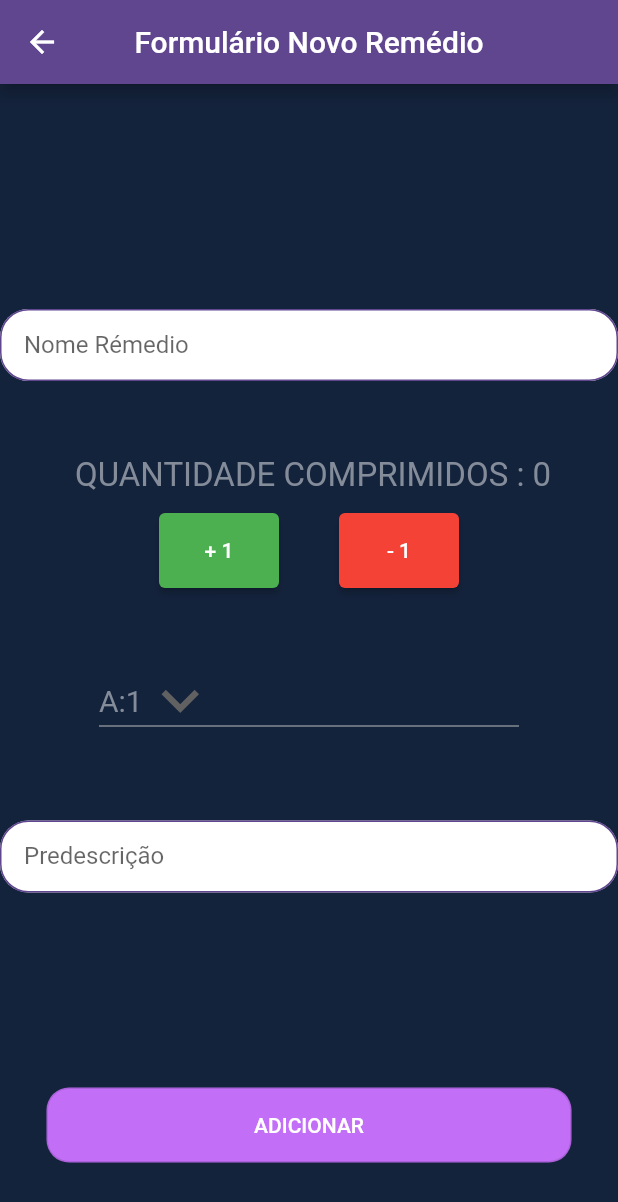
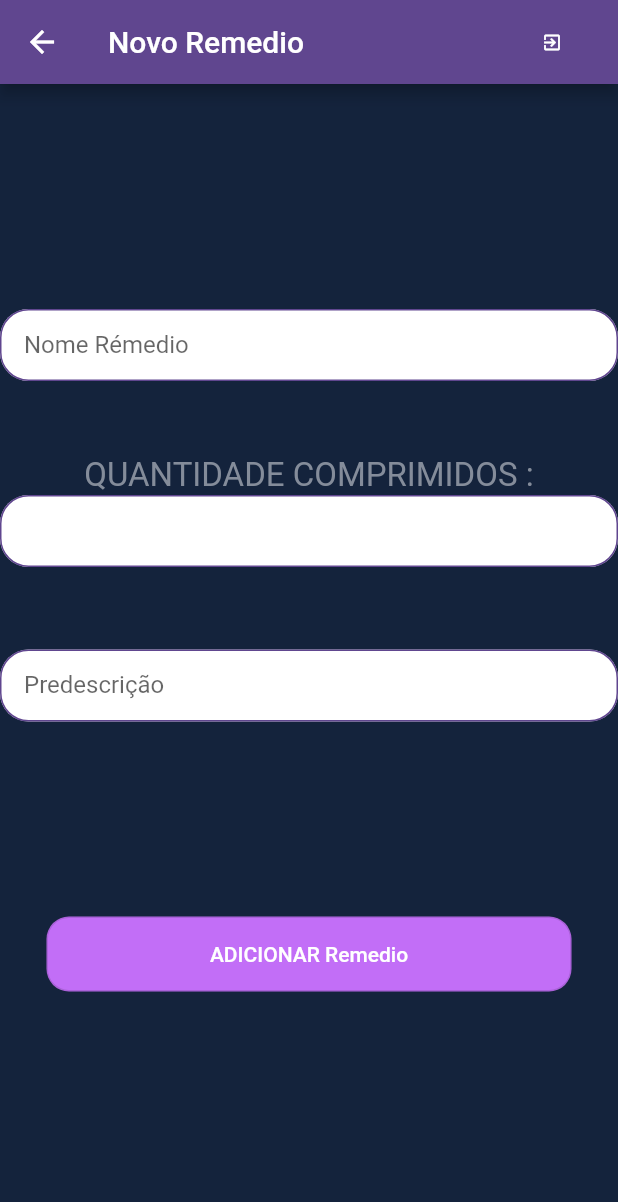
Before and after one commit to correagabriel/MedCare, a Flutter app: the Formsnewpill screen opened by its route, on a phone screen of 412 x 824 dp. Shown: the top 1202 px of the screen. Run offline on Flutter 3.47's test engine with Material 2 defaults, Android fonts, the phone set to English and light mode, and no system bars; our stand-ins replace cloud_firestore, device_preview, firebase_auth, firebase_core; accounts and stored records are empty.

Commit message:
third commit

```diff
--- a/lib/view/controller/medicines_controller.dart
+++ b/lib/controller/medicines_controller.dart
@@ -1,13 +1,13 @@
 import 'package:cloud_firestore/cloud_firestore.dart';
 import 'package:flutter/material.dart';
 
-import '../../model/medicines.dart';
-import '../messages/try_view.dart';
+import '../model/medicines.dart';
+import '../view/messages/try_view.dart';
 import 'login_controller.dart';
 
 class MedicinesController {
   //
-  // ADICIONAR uma nova Tarefa
+  // ADICIONAR um novo medicamento
   //
   void adicionar(context, Medicamentos t) {
     FirebaseFirestore.instance
--- a/lib/main.dart
+++ b/lib/main.dart
@@ -1,9 +1,8 @@
 // ignore_for_file: prefer_const_constructors
 
 import 'package:appplotze_trabalho/firebase_options.dart';
-import 'package:appplotze_trabalho/view/app/caixamedicamentos/medicinesbox_view.dart';
 import 'package:appplotze_trabalho/view/app/listamedicamentos/medicinesinlist_view.dart';
-import 'package:appplotze_trabalho/view/app/medicinesinbox_view.dart';
+import 'package:appplotze_trabalho/view/app/caixamedicamentos/medicinesinbox_view.dart';
 import 'package:appplotze_trabalho/view/apresentation/scren_apresentation.dart';
 import 'package:appplotze_trabalho/view/navegation/navbar_view.dart';
 import 'package:appplotze_trabalho/view/user/forgetpassword_view.dart';
@@ -54,7 +53,7 @@ Future<void> main() async {
           //formulario de novo remedio
           'formsnewpill': (context) => const  Formsnewpill(),
           //lista dos medicamentos
-          //'listmedicines': (context) => Listmedicines(),
+          'listmedicines': (context) => Listmedicines(),
           //medicamentos dentro da lista
           //'medicinesinlist': (context) => Medicinesinlist(),
           //caixa de medicamentos
--- a/lib/model/medicines.dart
+++ b/lib/model/medicines.dart
@@ -1,13 +1,13 @@
 class Medicamentos {
-  final String nomeMedicamento;
+  final String nmMedicamento;
   final String qtndMedicamento;
   final String dscMedicamento;
 
-  Medicamentos(this.nomeMedicamento, this.qtndMedicamento, this.dscMedicamento);
+  Medicamentos(this.nmMedicamento, this.qtndMedicamento, this.dscMedicamento, [String? text]);
 
   Map<String, dynamic> toJson() {
     return <String, dynamic>{
-      'nome': nomeMedicamento,
+      'nome': nmMedicamento,
       'quantidade': qtndMedicamento,
       'descricao': dscMedicamento,
     };
--- a/lib/view/app/medicinesinbox_view.dart
+++ b/lib/view/app/caixamedicamentos/medicinesinbox_view.dart
@@ -1,4 +1,4 @@
-import 'package:appplotze_trabalho/view/controller/login_controller.dart';
+import 'package:appplotze_trabalho/controller/login_controller.dart';
 import 'package:flutter/material.dart';
 
 
--- a/lib/view/app/index_view.dart
+++ b/lib/view/app/index_view.dart
@@ -2,7 +2,7 @@
 
 import 'package:flutter/material.dart';
 
-import '../controller/login_controller.dart';
+import '../../controller/login_controller.dart';
 
 class IndexView extends StatefulWidget {
   const IndexView({super.key});
--- a/lib/view/app/novosmedicamentos/newpill_forms_view.dart
+++ b/lib/view/app/novosmedicamentos/newpill_forms_view.dart
@@ -1,6 +1,12 @@
 // ignore_for_file: prefer_const_constructors, unused_field, prefer_final_fields
 
+import 'package:appplotze_trabalho/controller/login_controller.dart';
+import 'package:appplotze_trabalho/controller/medicines_controller.dart';
+import 'package:appplotze_trabalho/view/app/listamedicamentos/listmedicines_view.dart';
 import 'package:flutter/material.dart';
+
+import 'package:appplotze_trabalho/model/medicines.dart';
+import 'package:appplotze_trabalho/view/messages/try_view.dart';
 
 class Formsnewpill extends StatefulWidget {
   const Formsnewpill({super.key});
@@ -10,29 +16,9 @@ class Formsnewpill extends StatefulWidget {
 }
 
 class _FormsnewpillState extends State<Formsnewpill> {
-
-  String _numberBox = 'A:1';
-    var _boxes = [
-      'A:1',
-      'A:2',
-      'A:3',
-      'B:1',
-      'B:2',
-      'B:3',
-      'C:1',
-      'C:2',
-      'C:3',
-    ];
-
-  int _pills = 0;
-    void _changeamount(int qtnd){
-      setState(() {
-        _pills += qtnd;
-      });
-    }
-
-    final Boxes = ValueNotifier('');
-    final nmrBoxes = ['','','','','','',''];
+  var txtnmRemedio = TextEditingController();
+  var txtqntdRemedio = TextEditingController();
+  var txtdscdRemedio = TextEditingController();
 
   @override
   Widget build(BuildContext context) {
@@ -40,12 +26,38 @@ class _FormsnewpillState extends State<Formsnewpill> {
       backgroundColor: Color(0XFF14233c),
 
       appBar: AppBar(
-        title: const Text("Formulário Novo Remédio"),
         centerTitle: true,
         backgroundColor: Color(0XFF60468f),
-        leading: const BackButton(
+        title: Row(
+          children: [
+            Expanded(child: Text('Novo Remedio')),
+            FutureBuilder<String>(
+              future: LoginController().usuarioLogado(),
+              builder: (context, snapshot) {
+                if (snapshot.connectionState == ConnectionState.done) {
+                  return Directionality(
+                    textDirection: TextDirection.rtl,
+                    child: TextButton.icon(
+                      style: TextButton.styleFrom(
+                        foregroundColor: Colors.white,
+                        textStyle: TextStyle(fontSize: 12),
+                      ),
+                      onPressed: () {
+                        LoginController().logout();
+                        Navigator.pushReplacementNamed(context, 'login');
+                      },
+                      icon: Icon(Icons.exit_to_app, size: 14),
+                      label: Text(snapshot.data.toString()),
+                    ),
+                  );
+                }
+                return Text('');
+              },
+            ),
+          ],
         ),
       ),
+
       body: Container(
         child: Column(
           mainAxisAlignment: MainAxisAlignment.start,
@@ -56,6 +68,7 @@ class _FormsnewpillState extends State<Formsnewpill> {
             ),
 
             TextField(
+              controller: txtnmRemedio ,
                 decoration: InputDecoration(
                 fillColor: Colors.white,
                 filled: true,
@@ -79,77 +92,30 @@ class _FormsnewpillState extends State<Formsnewpill> {
               height: 50,
             ),
 
-            Text(" QUANTIDADE COMPRIMIDOS : $_pills",
+            Text(" QUANTIDADE COMPRIMIDOS : ",
               style: TextStyle(
                 fontSize: 22,
                 color: Color(0XFF848c9a),
                 ),
             ),
 
-            SizedBox(
-              height: 12,
+            TextField(
+              controller: txtqntdRemedio,
+                decoration: InputDecoration(
+                fillColor: Colors.white,
+                filled: true,
+                contentPadding: EdgeInsets.fromLTRB(16,8,16,8),
+                border: OutlineInputBorder(
+                  borderRadius: BorderRadius.circular(19)
                 ),
-
-            Row(
-              mainAxisAlignment: MainAxisAlignment.center,
-              children: <Widget> [
-                ElevatedButton(
-                  style: ElevatedButton.styleFrom(
-                    minimumSize: Size(80, 50),
-                    backgroundColor: Colors.green,
+                enabledBorder: OutlineInputBorder(
+                  borderRadius: BorderRadius.circular(19),
+                  borderSide: const BorderSide(color: Color(0XFF60468f))
                 ),
-                  onPressed: () {
-                    _changeamount(1);
-                  },
-                  child: Text("+ 1"),
-                ),
-
-                SizedBox(
-                  width: 40,
-                ),
-
-                ElevatedButton(
-                  style: ElevatedButton.styleFrom(
-                    minimumSize: Size(80, 50),
-                    backgroundColor: Colors.red,
-                  ),
-                  onPressed: () {
-                    _changeamount(-1);
-                  },
-                  child: Text("- 1"),
-                ),
-              ],
-            ),
-
-            SizedBox(
-              height: 50,
-            ),
-
-            Center(
-                child: Container(
-                  width: 280,
-                  height: 50,
-                child: DropdownButton(
-                  items: _boxes.map((String box){
-                    return DropdownMenuItem(
-                      value: box,
-                      child: Text(box),
-                    );
-                  }).toList(),
-                  onChanged: (String? newValue){
-                    setState(() {
-                      _numberBox = newValue!;
-                    });
-                  },
-                  value: _numberBox ,
-                  borderRadius: BorderRadius.circular(10),
-                  icon: const Icon(Icons.keyboard_arrow_down),
-                  iconSize: 50,
-                  style: TextStyle(
-                    fontSize: 20,
-                    color: Color(0XFF848c9a),
-                  ),
-                ),
+                focusedBorder: OutlineInputBorder(
+                  borderRadius: BorderRadius.circular(19),
+                  borderSide: const BorderSide(color:Color(0XFF60468f) ,width: 4)
+                )
                 ),
             ),
 
@@ -158,6 +124,7 @@ class _FormsnewpillState extends State<Formsnewpill> {
               ),
 
             TextField(
+              controller: txtdscdRemedio,
                 decoration: InputDecoration(
                 fillColor: Colors.white,
                 filled: true,
@@ -191,14 +158,21 @@ class _FormsnewpillState extends State<Formsnewpill> {
                 ),
               ),
               onPressed: () {
-              //
-              // NAVEGAR PARA ROTA
-              //
-              Navigator.pushNamed(context, 'navbar');
+                var t = Medicamentos(
+                  LoginController().idUsuario(),
+                  txtnmRemedio.text,
+                  txtdscdRemedio.text,
+                  txtqntdRemedio.text,
+                );
+                Navigator.push(
+                  context,
+                    MaterialPageRoute(
+                      builder: (context) => Listmedicines(Medicamentos: t),
+                    ),
+                );
               },
-              child: Text('ADICIONAR'),
+              child: Text('ADICIONAR Remedio'),
             ),
-
           ],
         ),
       ),
--- a/lib/view/app/novosmedicamentos/newpill_view.dart
+++ b/lib/view/app/novosmedicamentos/newpill_view.dart
@@ -1,10 +1,10 @@
 // ignore_for_file: prefer_const_constructors
 
-import 'package:appplotze_trabalho/view/controller/login_controller.dart';
+import 'package:appplotze_trabalho/controller/login_controller.dart';
 import 'package:flutter/material.dart';
 import 'package:cloud_firestore/cloud_firestore.dart';
 
-import '../../controller/login_controller.dart';
+import '../../../controller/login_controller.dart';
 
 
 class NewPill extends StatefulWidget {
@@ -15,6 +15,7 @@ class NewPill extends StatefulWidget {
 }
 
 class _NewPillState extends State<NewPill> {
+
 
   @override
   Widget build(BuildContext context) {
--- a/lib/view/navegation/navbar_view.dart
+++ b/lib/view/navegation/navbar_view.dart
@@ -1,7 +1,7 @@
 // ignore_for_file: prefer_const_constructors
 
 import 'package:appplotze_trabalho/view/app/listamedicamentos/listmedicines_view.dart';
-import 'package:appplotze_trabalho/view/app/medicinesinbox_view.dart';
+import 'package:appplotze_trabalho/view/app/caixamedicamentos/medicinesinbox_view.dart';
 import 'package:appplotze_trabalho/view/app/novosmedicamentos/newpill_view.dart';
 import 'package:flutter/material.dart';
 
@@ -21,7 +21,7 @@ class _NavegationBarrState extends State<NavegationBarr> {
   int _index = 0;
   final screens = [
     NewPill(),
-    //Listmedicines(),
+    Listmedicines(),
     MedicinesinBox(),
     IndexView(),
   ];
--- a/lib/view/user/login_view.dart
+++ b/lib/view/user/login_view.dart
@@ -1,9 +1,9 @@
   // ignore_for_file: prefer_const_constructors
 
   import 'package:flutter/material.dart';
-  import 'package:appplotze_trabalho/view/controller/login_controller.dart';
+  import 'package:appplotze_trabalho/controller/login_controller.dart';
 
-  import '../controller/login_controller.dart';
+  import '../../controller/login_controller.dart';
 
   class PrincipalView extends StatefulWidget {
     const PrincipalView({super.key});
--- a/lib/view/user/newuser_view.dart
+++ b/lib/view/user/newuser_view.dart
@@ -1,8 +1,8 @@
 // ignore_for_file: prefer_const_constructors, prefer_const_literals_to_create_immutables
 import 'package:flutter/material.dart';
 import 'package:appplotze_trabalho/view/messages/try_view.dart';
-import 'package:appplotze_trabalho/view/controller/login_controller.dart';
-import '../controller/login_controller.dart';
+import 'package:appplotze_trabalho/controller/login_controller.dart';
+import '../../controller/login_controller.dart';
 
 class NewUser extends StatefulWidget {
   const NewUser({super.key});
```
Also changed, not shown: lib/view/app/caixamedicamentos/medicinesbox_view.dart (deleted, +0 -15 lines), lib/view/app/listamedicamentos/listmedicines_view.dart (+83 -43 lines), lib/controller/login_controller.dart (renamed from lib/view/controller/login_controller.dart). Lines whose indentation alone changed are shown as unchanged.
